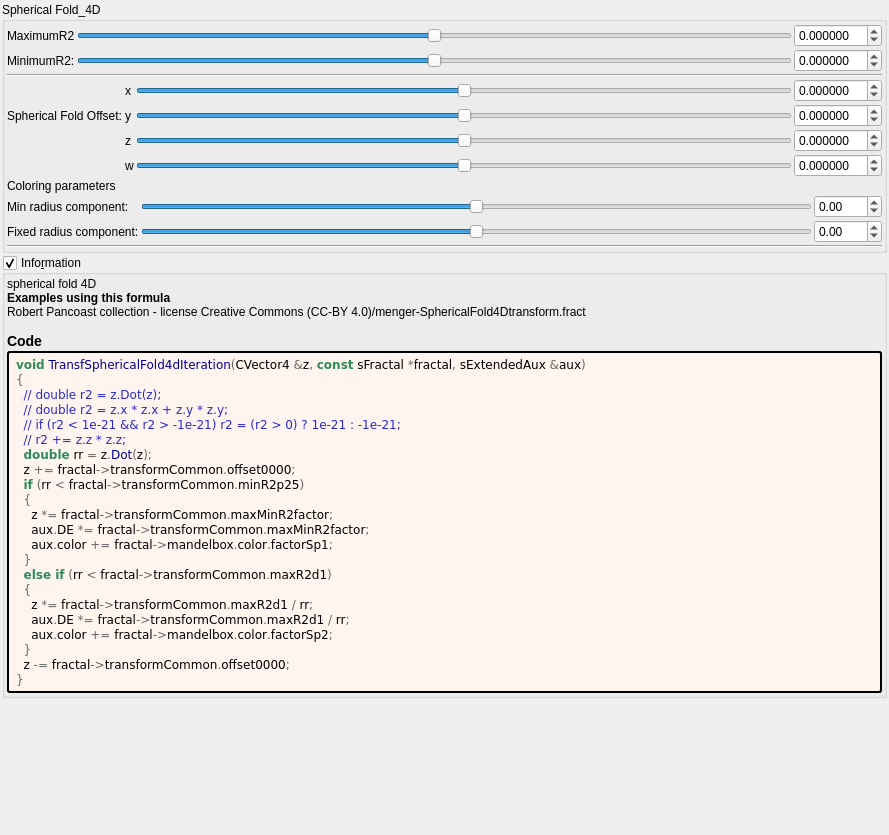
Old version of the form mandelbulber2/formula/ui/fractal_transf_spherical_fold4d.ui in the repository buddhi1980/mandelbulber2.
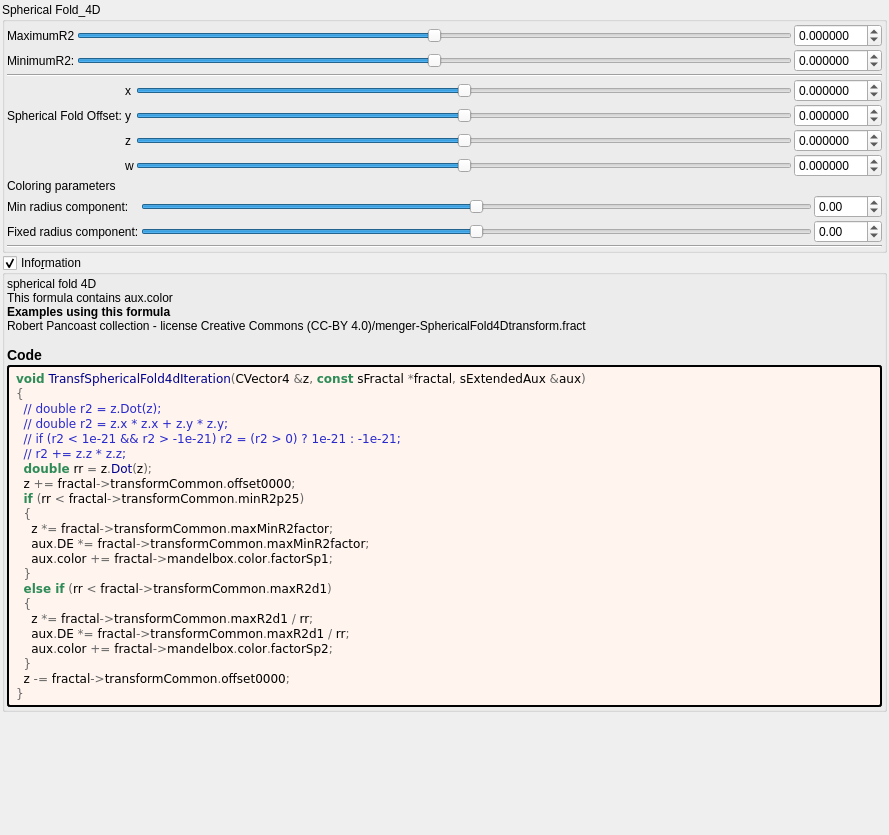
New version of the form. Custom widgets are drawn as their Qt base class.

The edit to the form file:
```diff
--- a/mandelbulber2/formula/ui/fractal_transf_spherical_fold4d.ui
+++ b/mandelbulber2/formula/ui/fractal_transf_spherical_fold4d.ui
@@ -604,7 +604,7 @@
       <item>
        <widget class="QLabel" name="label_information_general">
         <property name="text">
-         <string notr="true">&lt;p&gt;spherical fold 4D&lt;/p&gt;&lt;table&gt;
+		 <string notr="true">&lt;p&gt;spherical fold 4D&lt;br&gt;This formula contains aux.color&lt;/p&gt;&lt;table&gt;
 &lt;/table&gt;
 &lt;br&gt;&lt;b&gt;Examples using this formula&lt;/b&gt;&lt;br&gt;Robert Pancoast collection - license Creative Commons (CC-BY 4.0)/menger-SphericalFold4Dtransform.fract&lt;h3&gt;Code&lt;/h3&gt;</string>
         </property>
```
Left out of the diff: 8 changed lines with no effect on the pictures. Lines whose indentation alone changed are shown as unchanged.
